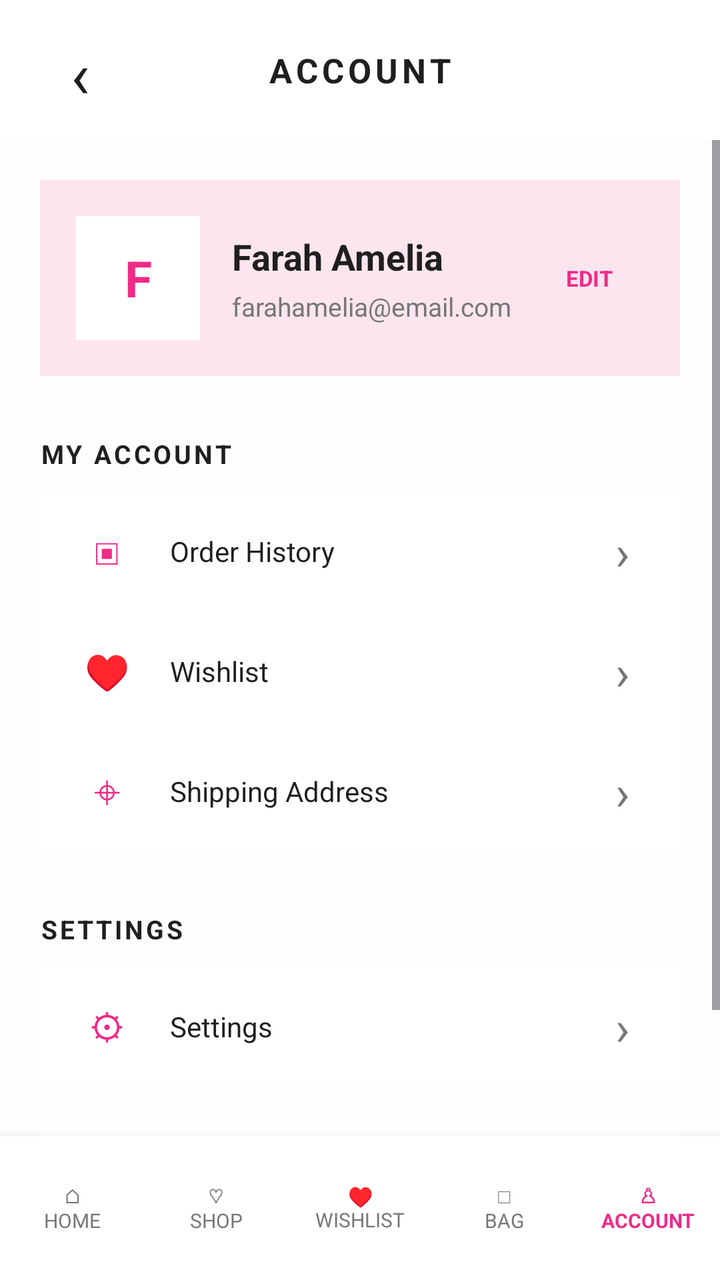
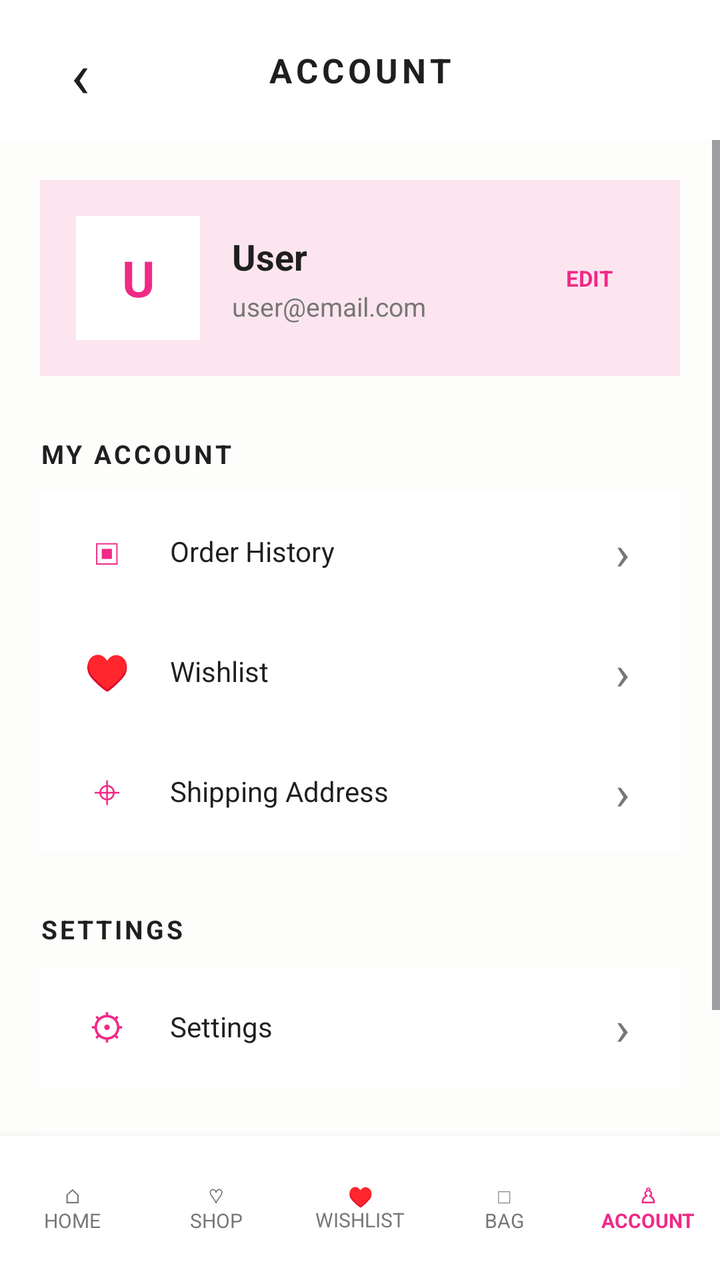

The first picture is an Android layout as it rendered before a commit; the second is the same layout after the commit. The layout source and the unified diff follow.
<!-- AndroidManifest.xml: application theme Theme.Orchidia -->
<!-- res/layout/activity_account.xml -->
<?xml version="1.0" encoding="utf-8"?>
<LinearLayout
    xmlns:android="http://schemas.android.com/apk/res/android"
    android:layout_width="match_parent"
    android:layout_height="match_parent"
    android:orientation="vertical"
    android:background="#FDFDFB">

    
    <LinearLayout
        android:layout_width="match_parent"
        android:layout_height="70dp"
        android:orientation="horizontal"
        android:gravity="center_vertical"
        android:paddingStart="20dp"
        android:paddingEnd="20dp"
        android:background="#FFFFFF">

        
        <TextView
            android:id="@+id/btnBack"
            android:layout_width="40dp"
            android:layout_height="40dp"
            android:gravity="center"
            android:text="‹"
            android:textColor="#1F1F1F"
            android:textSize="32sp"
            android:clickable="true"
            android:focusable="true" />

        
        <TextView
            android:layout_width="0dp"
            android:layout_height="wrap_content"
            android:layout_weight="1"
            android:gravity="center"
            android:text="ACCOUNT"
            android:textColor="#1F1F1F"
            android:textSize="17sp"
            android:textStyle="bold"
            android:letterSpacing="0.12" />

        
        <View
            android:layout_width="40dp"
            android:layout_height="40dp" />

    </LinearLayout>


    
    <ScrollView
        android:layout_width="match_parent"
        android:layout_height="0dp"
        android:layout_weight="1"
        android:fillViewport="true">

        <LinearLayout
            android:layout_width="match_parent"
            android:layout_height="wrap_content"
            android:orientation="vertical"
            android:padding="20dp">


            
            <LinearLayout
                android:layout_width="match_parent"
                android:layout_height="wrap_content"
                android:orientation="horizontal"
                android:gravity="center_vertical"
                android:padding="18dp"
                android:background="#FCE5EF">

                
                <TextView
                    android:layout_width="62dp"
                    android:layout_height="62dp"
                    android:background="#FFFFFF"
                    android:gravity="center"
                    android:text="F"
                    android:textColor="#F02A87"
                    android:textSize="25sp"
                    android:textStyle="bold" />

                
                <LinearLayout
                    android:layout_width="0dp"
                    android:layout_height="wrap_content"
                    android:layout_weight="1"
                    android:layout_marginStart="16dp"
                    android:orientation="vertical">

                    <TextView
                        android:layout_width="match_parent"
                        android:layout_height="wrap_content"
                        android:text="Farah Amelia"
                        android:textColor="#1F1F1F"
                        android:textSize="18sp"
                        android:textStyle="bold" />

                    <TextView
                        android:layout_width="match_parent"
                        android:layout_height="wrap_content"
                        android:layout_marginTop="4dp"
                        android:text="farahamelia@email.com"
                        android:textColor="#777777"
                        android:textSize="13sp" />

                </LinearLayout>

                <TextView
                    android:id="@+id/btnEditProfile"
                    android:layout_width="55dp"
                    android:layout_height="36dp"
                    android:gravity="center"
                    android:text="EDIT"
                    android:textColor="#F02A87"
                    android:textSize="11sp"
                    android:textStyle="bold" />

            </LinearLayout>


            
            <TextView
                android:layout_width="match_parent"
                android:layout_height="wrap_content"
                android:layout_marginTop="30dp"
                android:text="MY ACCOUNT"
                android:textColor="#1F1F1F"
                android:textSize="13sp"
                android:textStyle="bold"
                android:letterSpacing="0.1" />


            
            <LinearLayout
                android:id="@+id/accountOrderHistory"
                android:layout_width="match_parent"
                android:layout_height="60dp"
                android:layout_marginTop="10dp"
                android:orientation="horizontal"
                android:gravity="center_vertical"
                android:paddingStart="16dp"
                android:paddingEnd="16dp"
                android:background="#FFFFFF"
                android:clickable="true"
                android:focusable="true">

                <TextView
                    android:layout_width="35dp"
                    android:layout_height="35dp"
                    android:gravity="center"
                    android:text="▣"
                    android:textColor="#F02A87"
                    android:textSize="18sp" />

                <TextView
                    android:layout_width="0dp"
                    android:layout_height="wrap_content"
                    android:layout_weight="1"
                    android:layout_marginStart="14dp"
                    android:text="Order History"
                    android:textColor="#1F1F1F"
                    android:textSize="14sp" />

                <TextView
                    android:layout_width="25dp"
                    android:layout_height="wrap_content"
                    android:gravity="center"
                    android:text="›"
                    android:textColor="#777777"
                    android:textSize="24sp" />

            </LinearLayout>


            
            <LinearLayout
                android:id="@+id/accountWishlist"
                android:layout_width="match_parent"
                android:layout_height="60dp"
                android:orientation="horizontal"
                android:gravity="center_vertical"
                android:paddingStart="16dp"
                android:paddingEnd="16dp"
                android:background="#FFFFFF"
                android:clickable="true"
                android:focusable="true">

                <TextView
                    android:layout_width="35dp"
                    android:layout_height="35dp"
                    android:gravity="center"
                    android:text="♥"
                    android:textColor="#F02A87"
                    android:textSize="18sp" />

                <TextView
                    android:layout_width="0dp"
                    android:layout_height="wrap_content"
                    android:layout_weight="1"
                    android:layout_marginStart="14dp"
                    android:text="Wishlist"
                    android:textColor="#1F1F1F"
                    android:textSize="14sp" />

                <TextView
                    android:layout_width="25dp"
                    android:layout_height="wrap_content"
                    android:gravity="center"
                    android:text="›"
                    android:textColor="#777777"
                    android:textSize="24sp" />

            </LinearLayout>


            
            <LinearLayout
                android:id="@+id/accountAddress"
                android:layout_width="match_parent"
                android:layout_height="60dp"
                android:orientation="horizontal"
                android:gravity="center_vertical"
                android:paddingStart="16dp"
                android:paddingEnd="16dp"
                android:background="#FFFFFF"
                android:clickable="true"
                android:focusable="true">

                <TextView
                    android:layout_width="35dp"
                    android:layout_height="35dp"
                    android:gravity="center"
                    android:text="⌖"
                    android:textColor="#F02A87"
                    android:textSize="20sp" />

                <TextView
                    android:layout_width="0dp"
                    android:layout_height="wrap_content"
                    android:layout_weight="1"
                    android:layout_marginStart="14dp"
                    android:text="Shipping Address"
                    android:textColor="#1F1F1F"
                    android:textSize="14sp" />

                <TextView
                    android:layout_width="25dp"
                    android:layout_height="wrap_content"
                    android:gravity="center"
                    android:text="›"
                    android:textColor="#777777"
                    android:textSize="24sp" />

            </LinearLayout>

            
            <TextView
                android:layout_width="match_parent"
                android:layout_height="wrap_content"
                android:layout_marginTop="30dp"
                android:text="SETTINGS"
                android:textColor="#1F1F1F"
                android:textSize="13sp"
                android:textStyle="bold"
                android:letterSpacing="0.1" />


            
            <LinearLayout
                android:id="@+id/accountSettings"
                android:clickable="true"
                android:focusable="true"
                android:layout_width="match_parent"
                android:layout_height="60dp"
                android:layout_marginTop="10dp"
                android:orientation="horizontal"
                android:gravity="center_vertical"
                android:paddingStart="16dp"
                android:paddingEnd="16dp"
                android:background="#FFFFFF">

                <TextView
                    android:layout_width="35dp"
                    android:layout_height="35dp"
                    android:gravity="center"
                    android:text="⚙"
                    android:textColor="#F02A87"
                    android:textSize="18sp" />

                <TextView
                    android:layout_width="0dp"
                    android:layout_height="wrap_content"
                    android:layout_weight="1"
                    android:layout_marginStart="14dp"
                    android:text="Settings"
                    android:textColor="#1F1F1F"
                    android:textSize="14sp" />

                <TextView
                    android:layout_width="25dp"
                    android:layout_height="wrap_content"
                    android:gravity="center"
                    android:text="›"
                    android:textColor="#777777"
                    android:textSize="24sp" />

            </LinearLayout>


            
            <TextView
                android:layout_width="match_parent"
                android:layout_height="55dp"
                android:layout_marginTop="22dp"
                android:gravity="center"
                android:text="LOG OUT"
                android:textColor="#F02A87"
                android:textSize="13sp"
                android:textStyle="bold"
                android:letterSpacing="0.1"
                android:background="#FFFFFF" />

        </LinearLayout>

    </ScrollView>


    
    <LinearLayout
        android:layout_width="match_parent"
        android:layout_height="72dp"
        android:orientation="horizontal"
        android:gravity="center"
        android:background="#FFFFFF"
        android:elevation="8dp">

        
        <TextView
            android:id="@+id/navHome"
            android:layout_width="0dp"
            android:layout_height="match_parent"
            android:layout_weight="1"
            android:gravity="center"
            android:text="⌂&#10;HOME"
            android:textColor="#777777"
            android:textSize="10sp" />

        
        <TextView
            android:id="@+id/navShop"
            android:layout_width="0dp"
            android:layout_height="match_parent"
            android:layout_weight="1"
            android:gravity="center"
            android:text="♡&#10;SHOP"
            android:textColor="#777777"
            android:textSize="10sp" />

        
        <TextView
            android:id="@+id/navWishlist"
            android:layout_width="0dp"
            android:layout_height="match_parent"
            android:layout_weight="1"
            android:gravity="center"
            android:text="♥&#10;WISHLIST"
            android:textColor="#777777"
            android:textSize="10sp" />

        
        <TextView
            android:id="@+id/navBag"
            android:layout_width="0dp"
            android:layout_height="match_parent"
            android:layout_weight="1"
            android:gravity="center"
            android:text="□&#10;BAG"
            android:textColor="#777777"
            android:textSize="10sp" />

        
        <TextView
            android:id="@+id/navAccount"
            android:layout_width="0dp"
            android:layout_height="match_parent"
            android:layout_weight="1"
            android:gravity="center"
            android:text="♙&#10;ACCOUNT"
            android:textColor="#F02A87"
            android:textSize="10sp"
            android:textStyle="bold" />

    </LinearLayout>

</LinearLayout>
<!-- resources referenced by this layout -->
<resources>
  <style name="Theme.Orchidia" parent="Base.Theme.Orchidia" />
  <style name="Base.Theme.Orchidia" parent="Theme.Material3.DayNight.NoActionBar">
          
          
      </style>
</resources>

<!-- the commit's change to res/layout/activity_account.xml (unified diff, before → after) -->
@@ -77,7 +77,7 @@
                     android:layout_height="62dp"
                     android:background="#FFFFFF"
                     android:gravity="center"
-                    android:text="F"
+                    android:text="U"
                     android:textColor="#F02A87"
                     android:textSize="25sp"
                     android:textStyle="bold" />
@@ -93,7 +93,7 @@
                     <TextView
                         android:layout_width="match_parent"
                         android:layout_height="wrap_content"
-                        android:text="Farah Amelia"
+                        android:text="User"
                         android:textColor="#1F1F1F"
                         android:textSize="18sp"
                         android:textStyle="bold" />
@@ -102,7 +102,7 @@
                         android:layout_width="match_parent"
                         android:layout_height="wrap_content"
                         android:layout_marginTop="4dp"
-                        android:text="farahamelia@email.com"
+                        android:text="user@email.com"
                         android:textColor="#777777"
                         android:textSize="13sp" />
 
